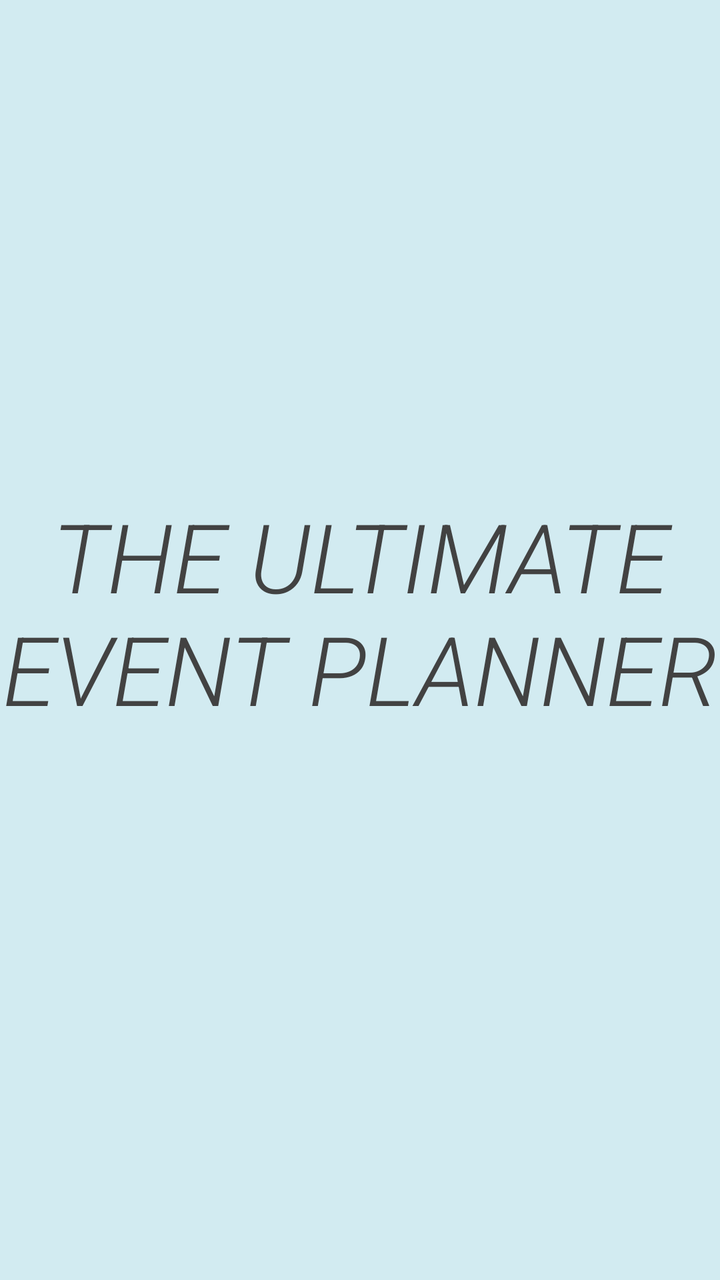
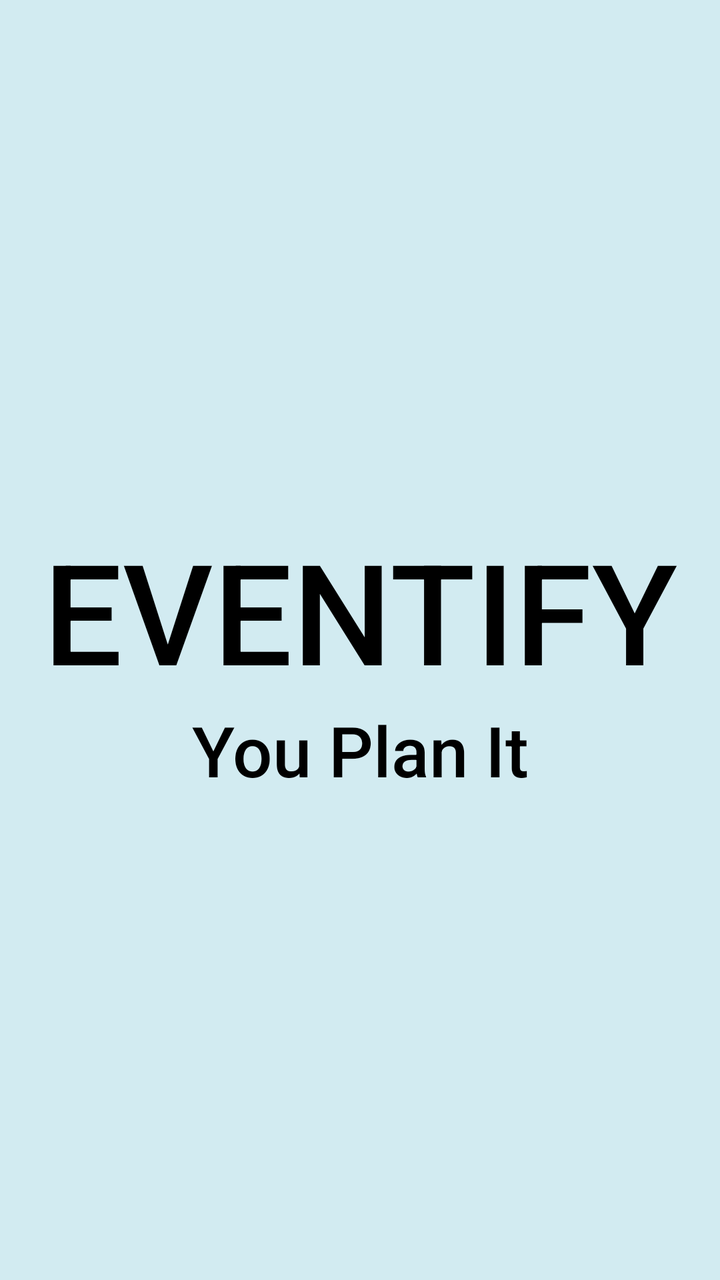

The first picture is an Android layout as it rendered before a commit; the second is the same layout after the commit. The layout source and the unified diff follow.
<!-- AndroidManifest.xml: application theme Theme.EventPlanner -->
<!-- res/layout/activity_splash_screen.xml -->
<?xml version="1.0" encoding="utf-8"?>
<androidx.constraintlayout.widget.ConstraintLayout xmlns:android="http://schemas.android.com/apk/res/android"
    xmlns:app="http://schemas.android.com/apk/res-auto"
    xmlns:tools="http://schemas.android.com/tools"
    android:id="@+id/main"
    android:layout_width="match_parent"
    android:layout_height="match_parent"
    android:background="@color/background"
    tools:context=".activities.SplashScreenActivity">

    <TextView
        android:id="@+id/textView"
        android:layout_width="wrap_content"
        android:layout_height="wrap_content"
        android:background="@android:color/transparent"
        android:fontFamily="sans-serif-light"
        android:text="@string/the_ultimate_event_planner"
        android:textColor="@color/cardview_dark_background"
        android:textSize="48sp"
        android:textStyle="italic"
        android:textAlignment="center"
        app:layout_constraintBottom_toBottomOf="parent"
        app:layout_constraintEnd_toEndOf="parent"
        app:layout_constraintHorizontal_bias="0.0"
        app:layout_constraintStart_toStartOf="parent"
        app:layout_constraintTop_toTopOf="parent"
        app:layout_constraintVertical_bias="0.473" />

</androidx.constraintlayout.widget.ConstraintLayout>
<!-- resources referenced by this layout -->
<resources>
  <color name="background">#D2EBF1</color>
  <string name="the_ultimate_event_planner">THE ULTIMATE EVENT PLANNER</string>
  <style name="Theme.EventPlanner" parent="Theme.Material3.DayNight.NoActionBar">
          
          <item name="colorPrimary">@color/blue_200</item>
          <item name="colorPrimaryVariant">@color/blue_500</item>
          <item name="colorOnPrimary">@color/white</item>
          
          <item name="colorSecondary">@color/purple_200</item>
          <item name="colorSecondaryVariant">@color/purple_500</item>
          <item name="colorOnSecondary">@color/white</item>
          
          <item name="android:statusBarColor">@color/black</item>
          
          <item name="android:textColor">@color/black</item>
          <item name="android:fontFamily">sans-serif-medium</item>
          
          <item name="windowActionBar">false</item>
          <item name="windowNoTitle">true</item>
          <item name="android:windowFullscreen">true</item>
          <item name="android:windowContentOverlay">@null</item>
      </style>
  <color name="blue_200">#90CAF9</color>
  <color name="blue_500">#03A9F4</color>
  <color name="white">#FFFFFFFF</color>
  <color name="purple_200">#B39DDB</color>
  <color name="purple_500">#673AB7</color>
  <color name="black">#FF000000</color>
</resources>

<!-- the commit's change to res/layout/activity_splash_screen.xml (unified diff, before → after) -->
@@ -8,22 +8,25 @@
     android:background="@color/background"
     tools:context=".activities.SplashScreenActivity">
 
-    <TextView
+    <com.google.android.material.textview.MaterialTextView
         android:id="@+id/textView"
-        android:layout_width="wrap_content"
+        android:layout_width="match_parent"
         android:layout_height="wrap_content"
-        android:background="@android:color/transparent"
-        android:fontFamily="sans-serif-light"
-        android:text="@string/the_ultimate_event_planner"
-        android:textColor="@color/cardview_dark_background"
-        android:textSize="48sp"
-        android:textStyle="italic"
+        android:text="@string/splash_screen_title"
+        android:textSize="70sp"
         android:textAlignment="center"
         app:layout_constraintBottom_toBottomOf="parent"
         app:layout_constraintEnd_toEndOf="parent"
-        app:layout_constraintHorizontal_bias="0.0"
         app:layout_constraintStart_toStartOf="parent"
         app:layout_constraintTop_toTopOf="parent"
-        app:layout_constraintVertical_bias="0.473" />
+        app:layout_constraintVertical_bias="0.473"/>
+
+    <com.google.android.material.textview.MaterialTextView
+        android:layout_width="match_parent"
+        android:layout_height="wrap_content"
+        app:layout_constraintTop_toBottomOf="@id/textView"
+        android:text="@string/splash_screen_subtitle"
+        android:textSize="35sp"
+        android:textAlignment="center" />
 
 </androidx.constraintlayout.widget.ConstraintLayout>
<!-- resource entries referenced after the edit -->
@@ -1,7 +1,8 @@
 <!-- resources referenced by this layout -->
 <resources>
   <color name="background">#D2EBF1</color>
-  <string name="the_ultimate_event_planner">THE ULTIMATE EVENT PLANNER</string>
+  <string name="splash_screen_subtitle">You Plan It</string>
+  <string name="splash_screen_title">EVENTIFY</string>
   <style name="Theme.EventPlanner" parent="Theme.Material3.DayNight.NoActionBar">
           
           <item name="colorPrimary">@color/blue_200</item>
